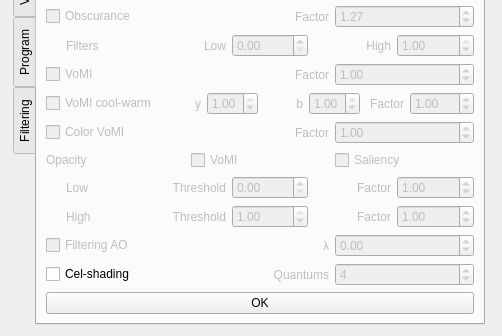
starviewer-medical/starviewer, file starviewer/src/extensions/playground/experimental3d/qexperimental3dextensionbase.ui: the form before one commit; both pictures show x 0 to 502 and y 458 to 794 of the 502 by 794 pixel window.
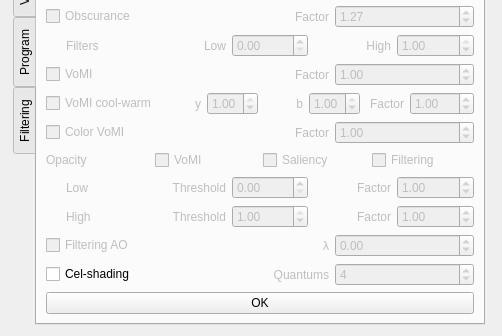
The form after the commit. Custom widgets are drawn as their Qt base class.

Commit message: ENH: Afegida la regulació d'opacitat via filtratge ben feta.

```diff
--- a/starviewer/src/extensions/playground/experimental3d/qexperimental3dextensionbase.ui
+++ b/starviewer/src/extensions/playground/experimental3d/qexperimental3dextensionbase.ui
@@ -1049,6 +1049,16 @@
              </property>
             </widget>
            </item>
+           <item>
+            <widget class="QCheckBox" name="m_opacityFilteringCheckBox">
+             <property name="enabled">
+              <bool>false</bool>
+             </property>
+             <property name="text">
+              <string>Filtering</string>
+             </property>
+            </widget>
+           </item>
           </layout>
          </item>
          <item>
```
The commit also changes 2 other files.
